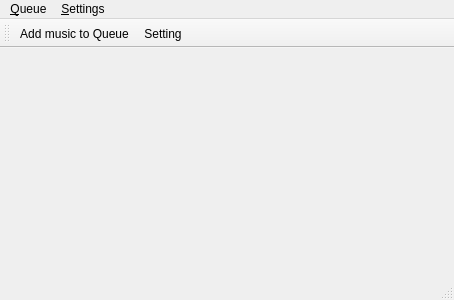
Before: the Qt Designer form app/generalwindow.ui in dmushynska/uamp, drawn with Qt 5.
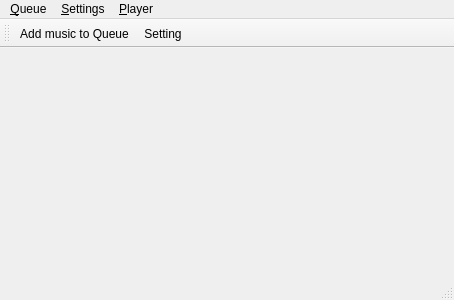
After: the same form once the commit is applied.

```diff
--- a/app/generalwindow.ui
+++ b/app/generalwindow.ui
@@ -45,8 +45,20 @@
     </property>
     <addaction name="action_Setting"/>
    </widget>
+   <widget class="QMenu" name="menu_Player">
+    <property name="title">
+     <string>&amp;Player</string>
+    </property>
+    <addaction name="action_Stop"/>
+    <addaction name="action_Next"/>
+    <addaction name="action_Previous"/>
+    <addaction name="action_Rewind"/>
+    <addaction name="action_Fast_forwsrd"/>
+    <addaction name="action_Play_Pause"/>
+   </widget>
    <addaction name="menu_Queue"/>
    <addaction name="menu_Settings"/>
+   <addaction name="menu_Player"/>
   </widget>
   <widget class="QToolBar" name="mainToolBar">
    <attribute name="toolBarArea">
```
Left out of the diff: 45 changed lines with no effect on the pictures.
